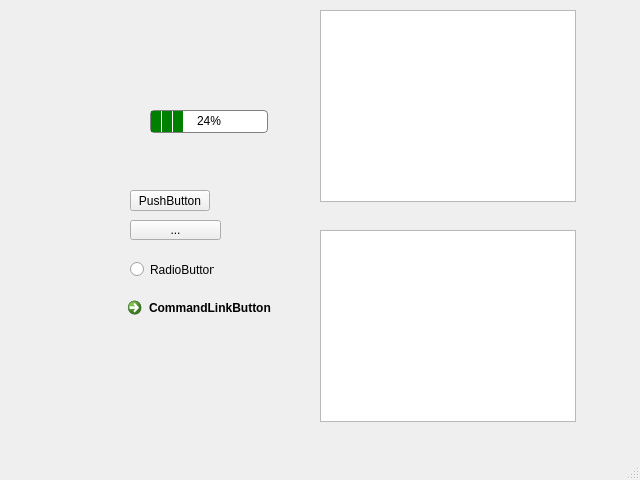
blendjam/Bookspot, file mainwindow.ui: the form before one commit.
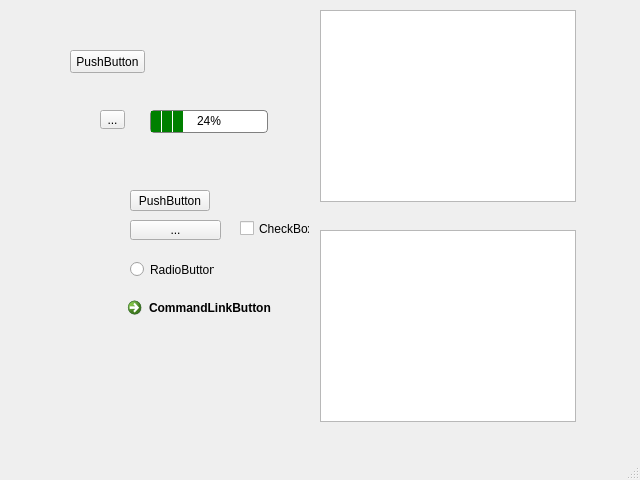
The form after the commit. Icons and pictures are not drawn.

Patch:
```diff
--- a/mainwindow.ui
+++ b/mainwindow.ui
@@ -128,6 +128,45 @@
      <number>24</number>
     </property>
    </widget>
+   <widget class="QPushButton" name="pushButton_2">
+    <property name="geometry">
+     <rect>
+      <x>70</x>
+      <y>50</y>
+      <width>75</width>
+      <height>23</height>
+     </rect>
+    </property>
+    <property name="text">
+     <string>PushButton</string>
+    </property>
+   </widget>
+   <widget class="QToolButton" name="toolButton_2">
+    <property name="geometry">
+     <rect>
+      <x>100</x>
+      <y>110</y>
+      <width>25</width>
+      <height>19</height>
+     </rect>
+    </property>
+    <property name="text">
+     <string>...</string>
+    </property>
+   </widget>
+   <widget class="QCheckBox" name="checkBox">
+    <property name="geometry">
+     <rect>
+      <x>240</x>
+      <y>220</y>
+      <width>70</width>
+      <height>17</height>
+     </rect>
+    </property>
+    <property name="text">
+     <string>CheckBox</string>
+    </property>
+   </widget>
   </widget>
   <widget class="QMenuBar" name="menubar">
    <property name="geometry">
```
Left out of the diff: 2 changed lines with no effect on the pictures.
